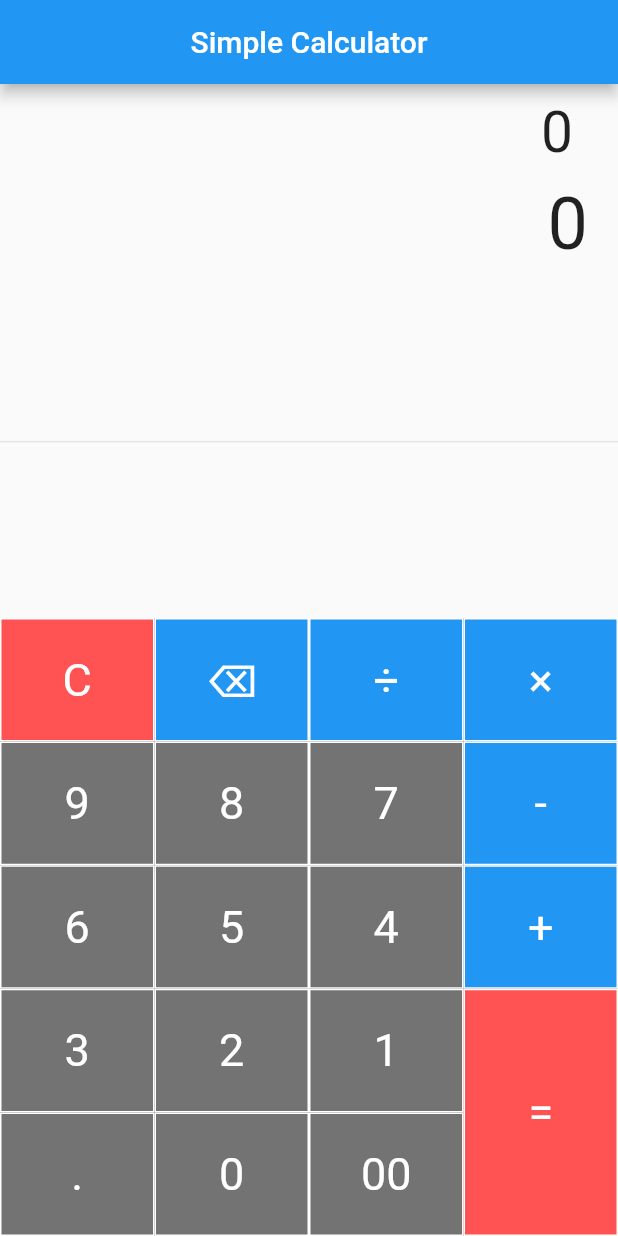
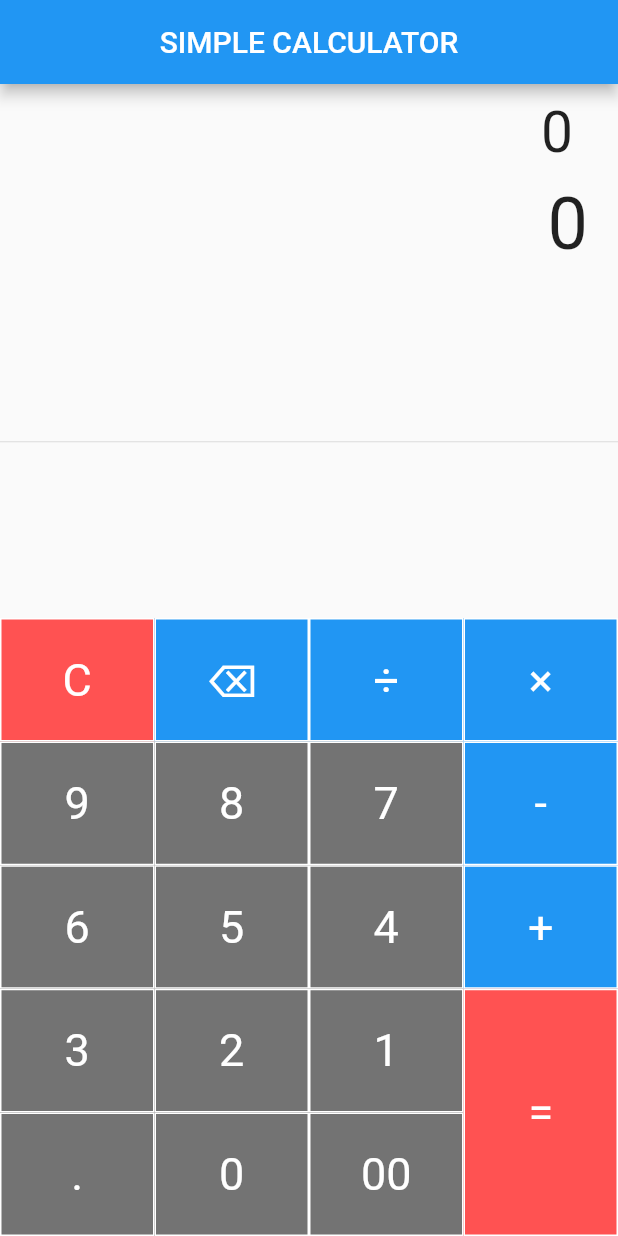
Before and after one commit to AlikoGrace/simple_calculator, a Flutter app: the screen it shows after launch, on a phone screen of 412 x 824 dp. Run offline on Flutter 3.47's test engine with Material 2 defaults, Android fonts, the phone set to English and light mode, and no system bars; our stand-ins replace math_expressions.

Commit message:
Update main.dart

```diff
--- a/lib/main.dart
+++ b/lib/main.dart
@@ -80,7 +80,7 @@ class _CalculatorState extends State<Calculator> {
   Widget build(BuildContext context) {
     return Scaffold(
       appBar: AppBar(
-        title: Text('Simple Calculator'),
+        title: Text('SIMPLE CALCULATOR'),
         centerTitle: true,
       ),
       body: Column(
```
